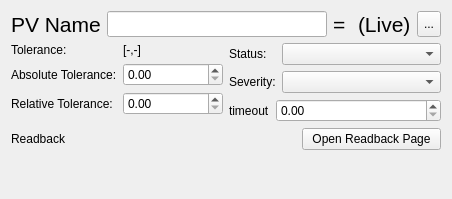
Before: the Qt Designer form superscore/ui/parameter_page.ui in pcdshub/superscore, drawn with Qt 5.
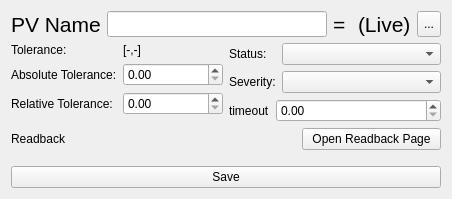
After: the same form once the commit is applied.

Commit message: MNT: add save button and change tracking

Patch:
```diff
--- a/superscore/ui/parameter_page.ui
+++ b/superscore/ui/parameter_page.ui
@@ -285,6 +285,13 @@
      </property>
     </spacer>
    </item>
+   <item>
+    <widget class="QPushButton" name="save_button">
+     <property name="text">
+      <string>Save</string>
+     </property>
+    </widget>
+   </item>
   </layout>
  </widget>
  <resources/>
```
The commit also changes 3 other files.
